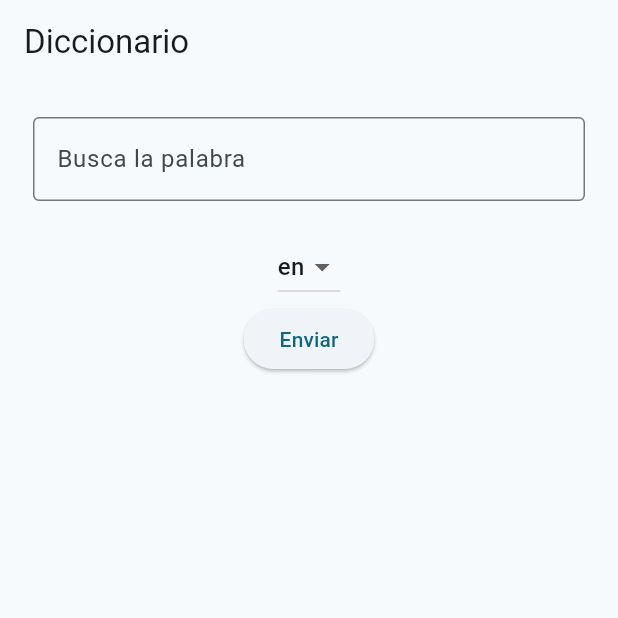
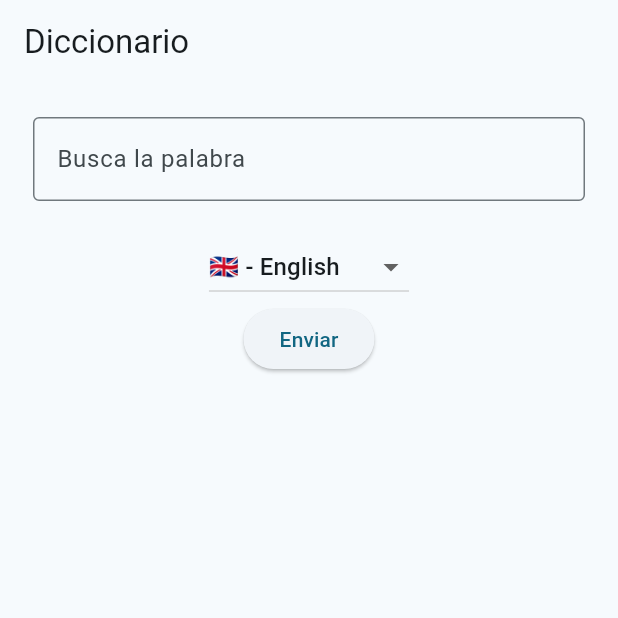
Before and after one commit to Natalia443/RivaLearn-Mobile, a Flutter app: the DictionaryScreen screen opened by its route, on a phone screen of 412 x 824 dp, the top half of it. Run offline on Flutter 3.47's test engine with Material 3 defaults, Android fonts, the phone set to English and light mode, and no system bars; our stand-ins replace file_picker, flutter_riverpod, go_router; missing offline and left inert: syncfusion_flutter_pdfviewer.

Commit message:
Refactor de muestra de icono de lang en diccionario

```diff
--- a/lib/screens/dictionary/dictionary_screen.dart
+++ b/lib/screens/dictionary/dictionary_screen.dart
@@ -50,7 +50,7 @@
               items: langList.map((lang) {
                 return DropdownMenuItem<String>(
                   value: lang.code,
-                  child: Text(lang.code),
+                  child: Text(lang.name),
                 );
               }).toList(),
             ),
```
